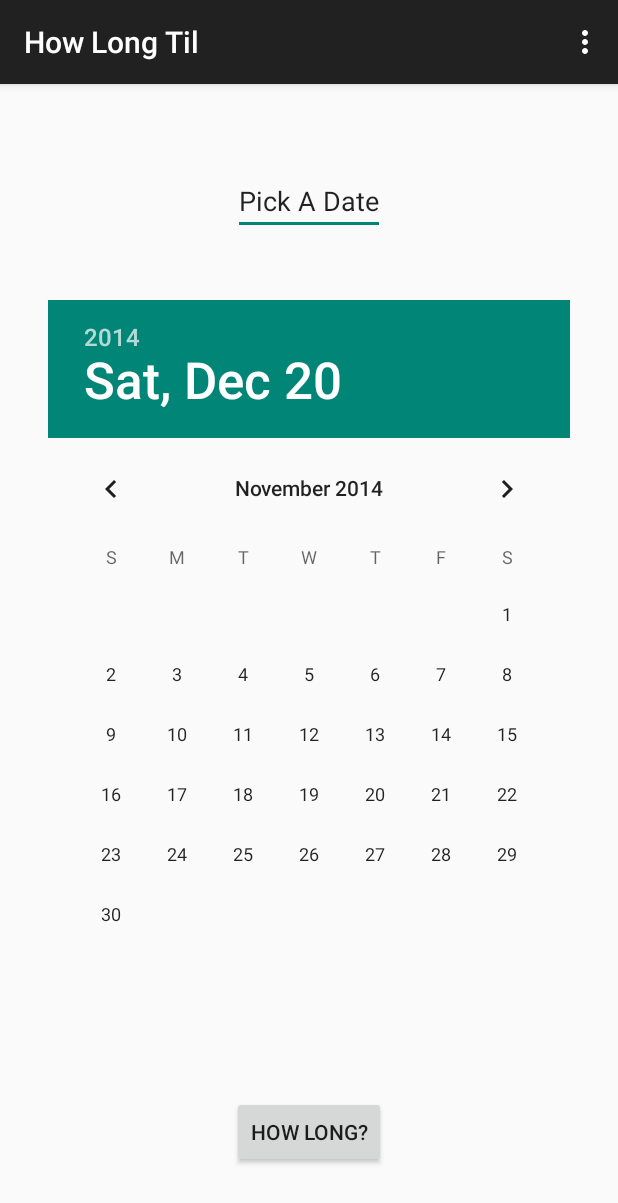
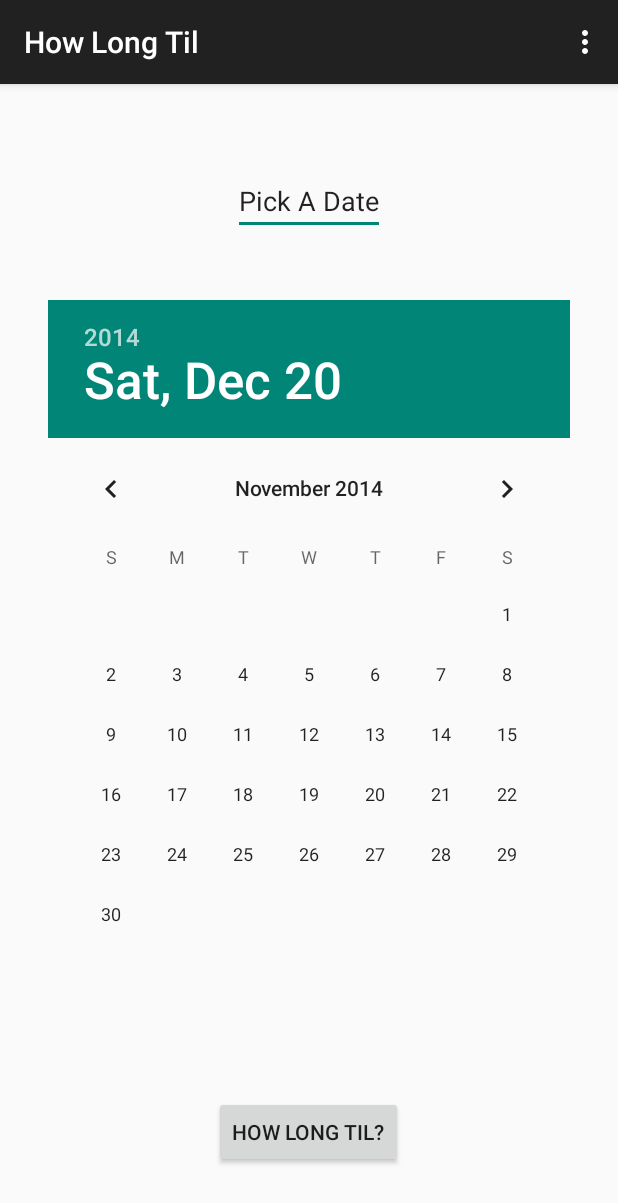
Before and after one commit to msavastano/HowLongTil, an Android app: the screen it shows after launch (HowLongTIlMainActivity), in the options menu, after a tap on "Settings", on a phone screen of 412 x 824 dp. Shown: the top 1203 px of the screen. Run offline under Robolectric (Android 15) with nearby library versions, the phone set to English and light mode, and no system bars.

Commit message:
lots to fix

```diff
--- a/app/src/main/java/com/mikesavastano/howlongtil/HowLongTIlMainActivity.java
+++ b/app/src/main/java/com/mikesavastano/howlongtil/HowLongTIlMainActivity.java
@@ -71,12 +71,15 @@ public class HowLongTIlMainActivity extends ActionBarActivity {
         // automatically handle clicks on the Home/Up button, so long
         // as you specify a parent activity in AndroidManifest.xml.
         int id = item.getItemId();
-
-        //noinspection SimplifiableIfStatement
-        if (id == R.id.action_settings) {
-            return true;
+        switch (id) {
+            case R.id.action_settings:
+                return  true;
+            case R.id.saved_list:
+                Intent i = new Intent(this, SavedEvents.class);
+                startActivity(i);
+                return true;
+            default:
+                return super.onOptionsItemSelected(item);
         }
-
-        return super.onOptionsItemSelected(item);
     }
 }
--- a/app/src/main/res/menu/menu_how_long_detail.xml
+++ b/app/src/main/res/menu/menu_how_long_detail.xml
@@ -1,7 +1,15 @@
 <menu xmlns:android="http://schemas.android.com/apk/res/android"
     xmlns:app="http://schemas.android.com/apk/res-auto"
     xmlns:tools="http://schemas.android.com/tools"
-    tools:context="com.mikesavastano.howlongtil.HowLongDetail">
-    <item android:id="@+id/action_settings" android:title="@string/action_settings"
-        android:orderInCategory="100" app:showAsAction="never" />
+    tools:context=".HowLongTIlMainActivity">
+
+    <item android:id="@+id/action_settings"
+        android:title="@string/action_settings"
+        android:orderInCategory="100"
+        app:showAsAction="never" />
+
+    <item android:id="@+id/saved_list"
+        android:title="@string/saved_events_text"
+        app:showAsAction="never" />
+
 </menu>
--- a/app/src/main/res/menu/menu_how_long_til_main.xml
+++ b/app/src/main/res/menu/menu_how_long_til_main.xml
@@ -1,6 +1,15 @@
 <menu xmlns:android="http://schemas.android.com/apk/res/android"
     xmlns:app="http://schemas.android.com/apk/res-auto"
-    xmlns:tools="http://schemas.android.com/tools" tools:context=".HowLongTIlMainActivity">
-    <item android:id="@+id/action_settings" android:title="@string/action_settings"
-        android:orderInCategory="100" app:showAsAction="never" />
+    xmlns:tools="http://schemas.android.com/tools"
+    tools:context=".HowLongTIlMainActivity">
+
+    <item android:id="@+id/action_settings"
+        android:title="@string/action_settings"
+        android:orderInCategory="100"
+        app:showAsAction="never" />
+
+    <item android:id="@+id/saved_list"
+        android:title="@string/saved_events_text"
+        app:showAsAction="never" />
+
 </menu>
--- a/app/src/main/res/values/strings.xml
+++ b/app/src/main/res/values/strings.xml
@@ -6,8 +6,11 @@
     <string name="action_settings">Settings</string>
     <string name="pick_date_text">Pick A Date</string>
     <string name="title_activity_how_long_detail">How Long Til</string>
-    <string name="how_long_button_text">How  Long?</string>
+    <string name="how_long_button_text">How  Long Til?</string>
     <string name="until_text">Until...</string>
     <string name="save_text">Save</string>
+    <string name="share_text">Share</string>
+    <string name="saved_events_text">Saved Events</string>
+    <string name="title_activity_saved_events">SavedEvents</string>
 
 </resources>
```
Also changed, not shown: app/src/main/AndroidManifest.xml (+8 -0 lines), app/src/main/java/com/mikesavastano/howlongtil/HowLongDetail.java (+77 -5 lines), app/src/main/java/com/mikesavastano/howlongtil/MyDBHandler.java (+45 -1 lines), app/src/main/java/com/mikesavastano/howlongtil/SavedEvents.java (added, +64 -0 lines), app/src/main/res/layout/activity_how_long_detail.xml (+19 -10 lines), app/src/main/res/layout/activity_saved_events.xml (added, +14 -0 lines), app/src/main/res/menu/menu_saved_events.xml (added, +7 -0 lines).
